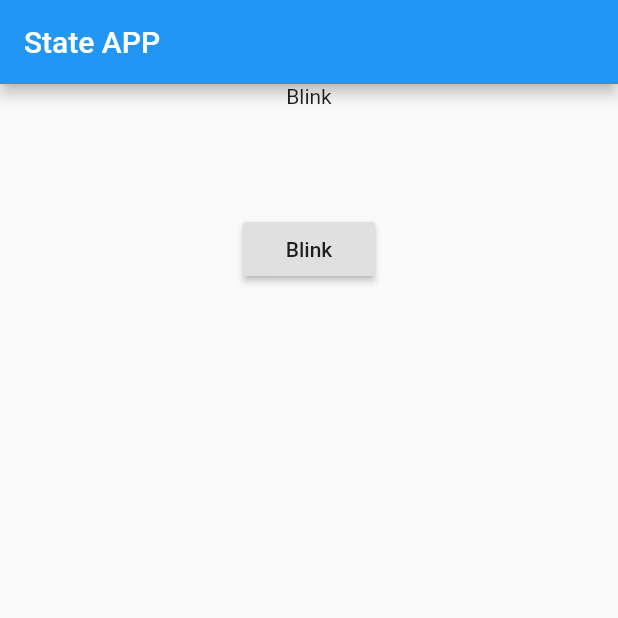
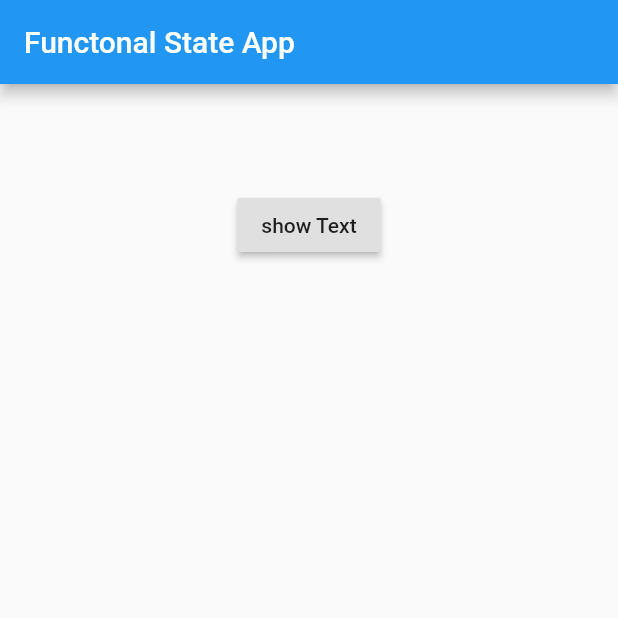
Before and after one commit to gongbaodd/flutter_study, a Flutter app: the screen it shows after launch, on a phone screen of 412 x 824 dp, the top half of it. Run offline on Flutter 3.47's test engine with Material 2 defaults, Android fonts, the phone set to English and light mode, and no system bars; our stand-ins replace flutter_hooks.

Commit message:
flutter hooks

```diff
--- /dev/null
+++ b/hello_flutter/lib/AppFuncState.dart
@@ -0,0 +1,41 @@
+import 'dart:async';
+
+import 'package:flutter/cupertino.dart';
+import 'package:flutter/material.dart';
+import 'package:flutter_hooks/flutter_hooks.dart';
+
+Widget createApp() {
+  return MaterialApp(
+      title: "Functional State",
+      home: Scaffold(
+        appBar: AppBar(title: Text("Functonal State App")),
+        body: Home(),
+      ));
+}
+
+class Home extends HookWidget {
+  @override
+  Widget build(BuildContext context) {
+    final showText = useState<bool>(false);
+
+    return Scaffold(
+      body: Center(
+        child: Column(
+          children: <Widget>[
+            showText.value ? Text('Hello') : Container(),
+            Padding(
+              padding: EdgeInsets.only(top: 70.0),
+              child: RaisedButton(
+                onPressed: () {
+                  print("clicked");
+                  showText.value = !showText.value;
+                },
+                child: Text('show Text'),
+              ),
+            )
+          ],
+        ),
+      ),
+    );
+  }
+}
--- a/hello_flutter/lib/main.dart
+++ b/hello_flutter/lib/main.dart
@@ -5,5 +5,6 @@ import 'package:hello_flutter/AppCard.dart';
 import './App.dart';
 import './AppFunc.dart' as FuncApp;
 import "./AppState.dart" as StateApp;
+import "./AppFuncState.dart" as StateFuncApp;
 
-void main() => runApp(StateApp.createApp());
+void main() => runApp(StateFuncApp.createApp());
```
Also changed, not shown: hello_flutter/pubspec.yaml (+1 -6 lines).
